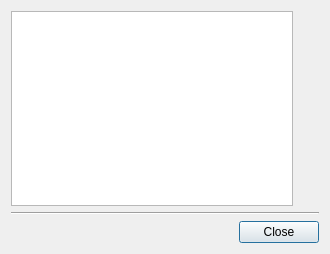
First picture: the form in src/profilemanage.ui, repository psi-im/psi, before the edit.
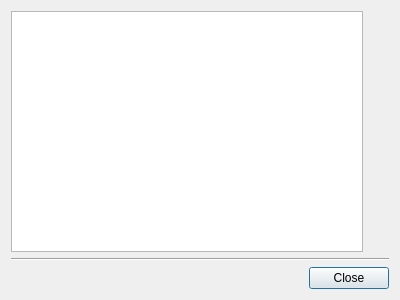
Second picture: the form after the edit. Custom widgets are drawn as their Qt base class.

Patch:
```diff
--- a/src/profilemanage.ui
+++ b/src/profilemanage.ui
@@ -6,8 +6,8 @@
    <rect>
     <x>0</x>
     <y>0</y>
-    <width>330</width>
-    <height>254</height>
+    <width>400</width>
+    <height>300</height>
    </rect>
   </property>
   <property name="windowTitle">
```
